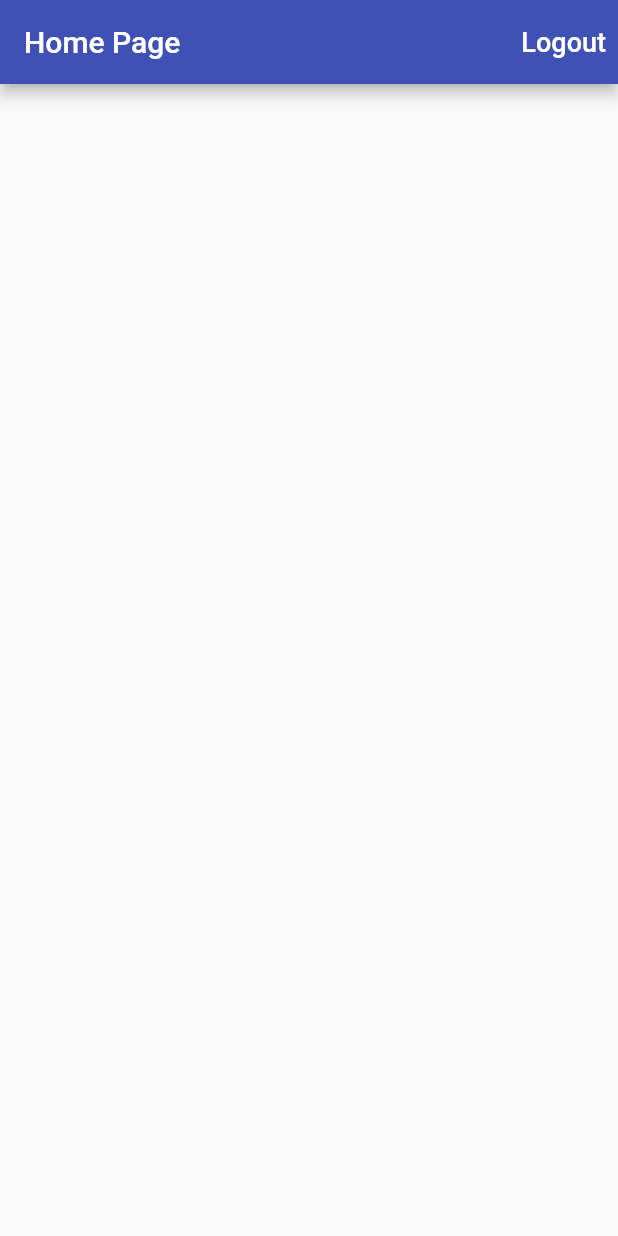
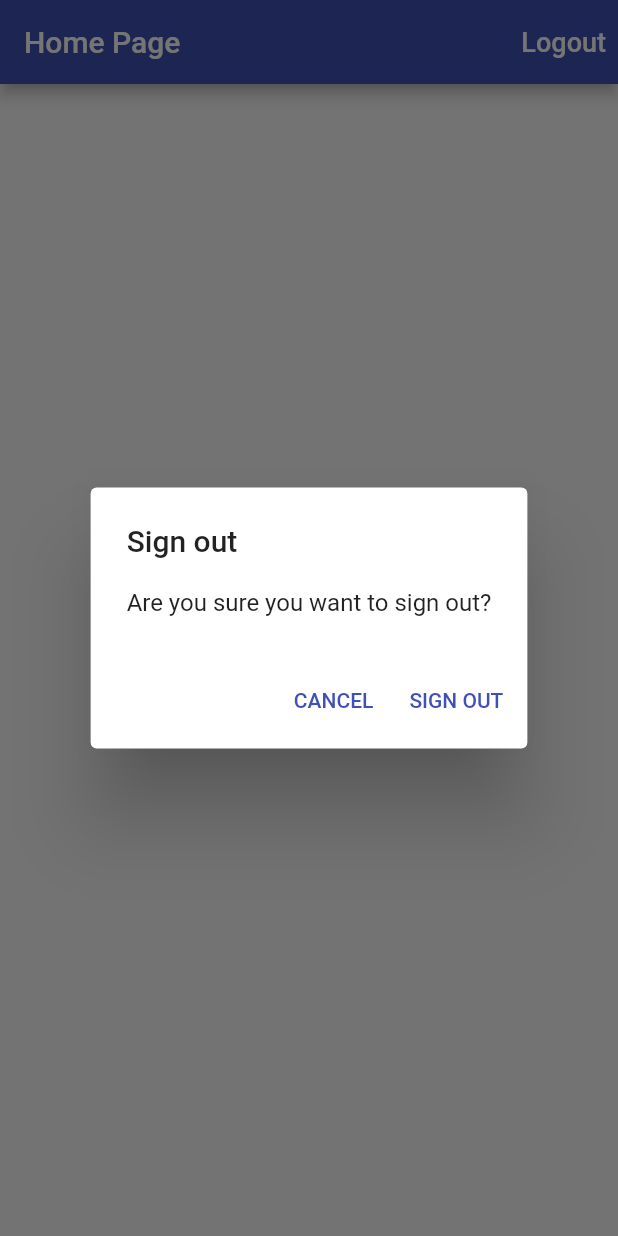
Before and after one commit to shazomii/Flutter-Timer, a Flutter app: the screen it shows once a user with an empty profile is signed in, after a tap on "Logout", on a phone screen of 412 x 824 dp. Run offline on Flutter 3.47's test engine with Material 2 defaults, Android fonts, the phone set to English and light mode, and no system bars; our stand-ins replace firebase_auth, firebase_core, google_sign_in; missing offline and left inert: flutter_login_facebook; accounts and stored records are empty.

Commit message:
add error and confirmation dialogs

```diff
--- a/lib/app/home_page.dart
+++ b/lib/app/home_page.dart
@@ -1,9 +1,23 @@
 import 'package:flutter/material.dart';
+import 'package:timer/common_widgets/show_alert_dialog.dart';
 import 'package:timer/services/auth.dart';
 
 class HomePage extends StatelessWidget {
   const HomePage({Key key, @required this.auth}) : super(key: key);
   final AuthBase auth;
+
+  Future<void> _confirmSignOut(BuildContext context) async {
+    final didRequestSignOut = await showAlertDialog(
+      context,
+      title: 'Sign out',
+      content: 'Are you sure you want to sign out?',
+      defaultActionText: 'SIGN OUT',
+      cancelActionText: 'CANCEL',
+    );
+    if (didRequestSignOut) {
+      _signOut();
+    }
+  }
 
   Future<void> _signOut() async {
     try {
@@ -27,7 +41,7 @@ class HomePage extends StatelessWidget {
                 color: Colors.white,
               ),
             ),
-            onPressed: _signOut,
+            onPressed: () => _confirmSignOut(context),
           ),
         ],
       ),
--- /dev/null
+++ b/lib/common_widgets/show_alert_dialog.dart
@@ -0,0 +1,52 @@
+import 'dart:io';
+
+import 'package:flutter/cupertino.dart';
+import 'package:flutter/material.dart';
+
+Future<bool> showAlertDialog(
+  BuildContext context, {
+  @required String title,
+  @required String content,
+  @required String defaultActionText,
+  String cancelActionText,
+}) {
+  if (!Platform.isIOS) {
+    return showDialog(
+      context: context,
+      builder: (context) => AlertDialog(
+        title: Text(title),
+        content: Text(content),
+        actions: <Widget>[
+          if (cancelActionText != null)
+            TextButton(
+              child: Text(cancelActionText),
+              onPressed: () => Navigator.of(context).pop(false),
+            ),
+          TextButton(
+            child: Text(defaultActionText),
+            onPressed: () => Navigator.of(context).pop(true),
+          ),
+        ],
+      ),
+    );
+  } else {
+    return showCupertinoDialog(
+      context: context,
+      builder: (context) => CupertinoAlertDialog(
+        title: Text(title),
+        content: Text(content),
+        actions: <Widget>[
+          if (cancelActionText != null)
+            CupertinoDialogAction(
+              child: Text(cancelActionText),
+              onPressed: () => Navigator.of(context).pop(false),
+            ),
+          CupertinoDialogAction(
+            child: Text(defaultActionText),
+            onPressed: () => Navigator.of(context).pop(true),
+          ),
+        ],
+      ),
+    );
+  }
+}
```
Also changed, not shown: lib/app/sign_in/email_sign_in_form.dart (+7 -1 lines).
